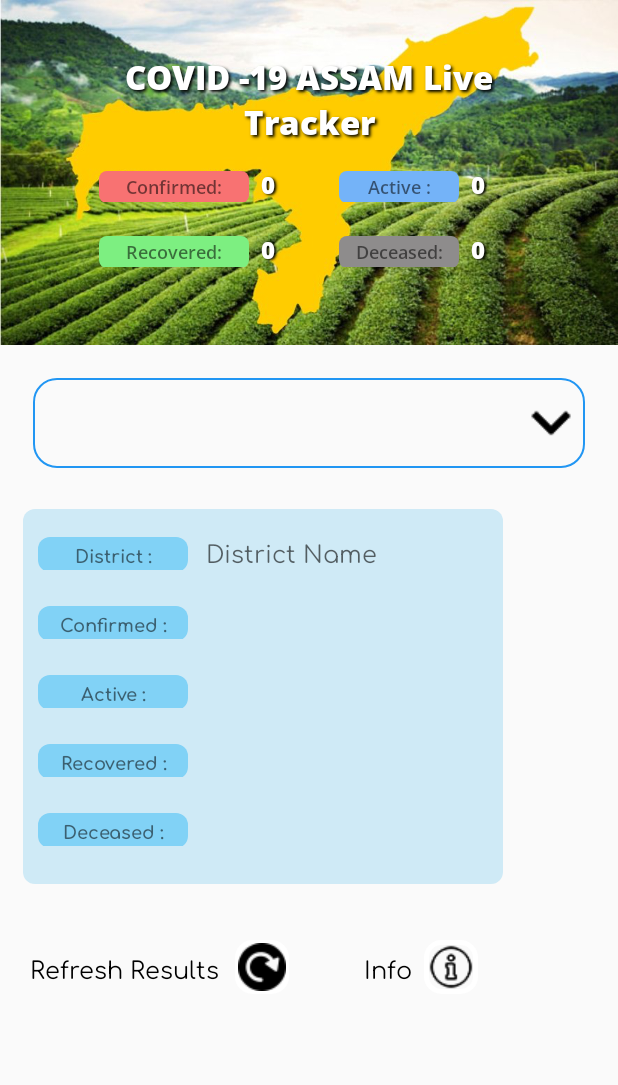
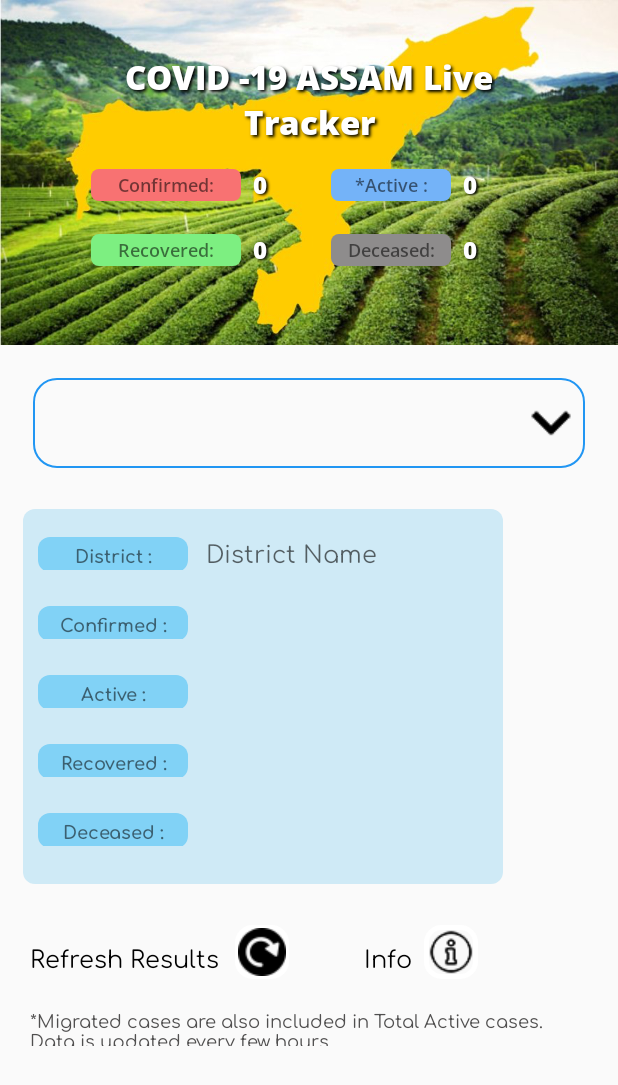
Before and after one commit to Prajnadeep/COVID-19-Assam-Tracker-Android, an Android app: the layout activity_main.xml on its own in the app's theme, with its tools: preview values and no code run, on a phone screen of 412 x 824 dp. Shown: the top 1085 px of the screen. Run offline under Robolectric (Android 15) with nearby library versions, the phone set to English and light mode, and no system bars.

Commit message:
Last  Updated 02-06-2020
COVID - 19 Assam Tracker Android App

```diff
--- a/app/src/main/java/com/prajnadeep/myappcovid/MainActivity.kt
+++ b/app/src/main/java/com/prajnadeep/myappcovid/MainActivity.kt
@@ -134,9 +134,6 @@ fun parsedata(JSONstring: String, mainActivity: MainActivity){
         totalDeceasedAssam +=MyObj[i].getDeceasedNo()!!
     }
 
-    //UNKNOWN BUT MATCHES RESULTS
-    totalActiveAssam -= 2
-
     Thread(Runnable {
         // Update UI of Main thread
         mainActivity.runOnUiThread(java.lang.Runnable {
--- a/app/src/main/java/com/prajnadeep/myappcovid/SplashScreenActivity.kt
+++ b/app/src/main/java/com/prajnadeep/myappcovid/SplashScreenActivity.kt
@@ -4,6 +4,9 @@ import android.content.Intent
 import androidx.appcompat.app.AppCompatActivity
 import android.os.Bundle
 import android.os.Handler
+
+//Prajnadeep Das
+//15-05-2020
 
 class SplashScreenActivity : AppCompatActivity() {
     // This is the loading time of the splash screen
--- a/app/src/main/java/com/prajnadeep/myappcovid/infoActivity.kt
+++ b/app/src/main/java/com/prajnadeep/myappcovid/infoActivity.kt
@@ -4,6 +4,9 @@ import androidx.appcompat.app.AppCompatActivity
 import android.os.Bundle
 import android.text.method.LinkMovementMethod
 import android.widget.TextView
+
+//Prajnadeep Das
+//15-05-2020
 
 class infoActivity : AppCompatActivity() {
 
--- a/app/src/main/res/layout/activity_info.xml
+++ b/app/src/main/res/layout/activity_info.xml
@@ -30,8 +30,8 @@
 
     <TextView
         android:id="@+id/textViewtemp654145"
-        android:layout_width="341dp"
-        android:layout_height="454dp"
+        android:layout_width="337dp"
+        android:layout_height="428dp"
         android:layout_marginStart="8dp"
         android:layout_marginLeft="8dp"
         android:layout_marginTop="8dp"
@@ -39,9 +39,8 @@
         android:layout_marginRight="8dp"
         android:fontFamily="@font/comfortaa"
         android:maxLines="50"
-        android:text="Coronavirus disease (COVID-19) is an infectious disease caused by a newly discovered coronavirus
-Most people infected with the COVID-19 virus will experience mild to moderate respiratory illness and recover without requiring special treatment.  Older people, and those with underlying medical problems like cardiovascular disease, diabetes, chronic respiratory disease, and cancer are more likely to develop serious illness.
-The best way to prevent and slow down transmission is be well informed about the COVID-19 virus, the disease it causes and how it spreads. Protect yourself and others from infection by washing your hands or using an alcohol based rub frequently and not touching your face.
+        android:text="Coronavirus disease (COVID-19) is an infectious disease of which most people will experience mild to moderate respiratory illness and recover without requiring special treatment.  Older people, and those with underlying medical problems like cardiovascular disease, diabetes, chronic respiratory disease, and cancer are more likely to develop serious illness.
+The best way to prevent and slow down the transmission is by knowing the causes and taking the required precautions. Protect yourself and others from infection by washing your hands or using an alcohol based rub frequently and not touching your face.
 The COVID-19 virus spreads primarily through droplets of saliva or discharge from the nose when an infected person coughs or sneezes, so it’s important that you also practice respiratory etiquette (for example, by coughing into a flexed elbow).
 At this time, there are no specific vaccines or treatments for COVID-19. However, there are many ongoing clinical trials evaluating potential treatments."
         android:textColor="#000000"
@@ -56,7 +55,7 @@ At this time, there are no specific vaccines or treatments for COVID-19. However
         android:layout_height="wrap_content"
         android:layout_marginStart="16dp"
         android:layout_marginLeft="16dp"
-        android:layout_marginTop="24dp"
+        android:layout_marginTop="8dp"
         android:layout_marginEnd="16dp"
         android:layout_marginRight="16dp"
         android:fontFamily="@font/comfortaa_bold"
--- a/app/src/main/res/layout/activity_main.xml
+++ b/app/src/main/res/layout/activity_main.xml
@@ -42,9 +42,10 @@
                         android:shadowDy="1.5"
                         android:shadowRadius="2.0" />
                     <LinearLayout
-                        android:layout_width="280dp"
+                        android:layout_width="320dp"
                         android:layout_height="wrap_content"
                         android:paddingTop="15dp"
+                        android:gravity="center"
                         android:paddingBottom="15dp">
 
                         <TextView
@@ -77,7 +78,7 @@
                             android:textSize="12sp"
                             android:gravity="center"
                             android:layout_marginLeft="10dp"
-                            android:text="Active :"/>
+                            android:text="*Active :"/>
                         <TextView
                             android:id="@+id/totalActiveTextView"
                             android:layout_width="50dp"
@@ -93,9 +94,10 @@
                             android:shadowRadius="1.6" />
                     </LinearLayout>
                     <LinearLayout
-                        android:layout_width="280dp"
+                        android:layout_width="320dp"
                         android:layout_height="wrap_content"
                         android:paddingTop="5dp"
+                        android:gravity="center"
                         android:paddingBottom="15dp">
 
                         <TextView
@@ -168,6 +170,8 @@
                 android:padding="10dp"
                 android:layout_width="320dp"
                 android:layout_height="wrap_content"
+                android:layout_centerHorizontal="true"
+                android:layout_centerVertical="true"
                 android:orientation="vertical">
                 <LinearLayout
                     android:layout_width="320dp"
@@ -292,11 +296,15 @@
                 </LinearLayout>
             </LinearLayout>
         <LinearLayout
-            android:layout_margin="20dp"
+            android:layout_marginTop="10dp"
+            android:layout_marginRight="20dp"
+            android:layout_marginBottom="8dp"
+            android:layout_marginLeft="20dp"
             android:layout_width="wrap_content"
             android:layout_height="wrap_content"
             android:paddingTop="2dp"
-            android:paddingBottom="5dp">
+            android:gravity="center"
+            android:paddingBottom="2dp">
             <TextView
                 android:paddingTop="5dp"
                 android:layout_width="wrap_content"
@@ -333,6 +341,26 @@
                 android:onClick="infoClicked"
                 android:src="@drawable/i_icon" />
         </LinearLayout>
+        <LinearLayout
+            android:layout_marginLeft="20dp"
+            android:layout_marginRight="20dp"
+            android:layout_width="wrap_content"
+            android:layout_height="wrap_content"
+            android:paddingTop="2dp"
+            android:gravity="center"
+            android:paddingBottom="5dp">
+            <TextView
+                android:paddingTop="5dp"
+                android:layout_width="wrap_content"
+                android:layout_height="wrap_content"
+                android:fontFamily="@font/comfortaa"
+                android:maxLines="2"
+                android:lines="2"
+                android:text="*Migrated cases are also included in Total Active cases. Data is updated every few hours."
+                android:textColor="#504F4F"
+                android:autoSizeTextType="uniform"
+                android:textSize="10sp" />
+        </LinearLayout>
         </LinearLayout>
 
     </ScrollView>
```
